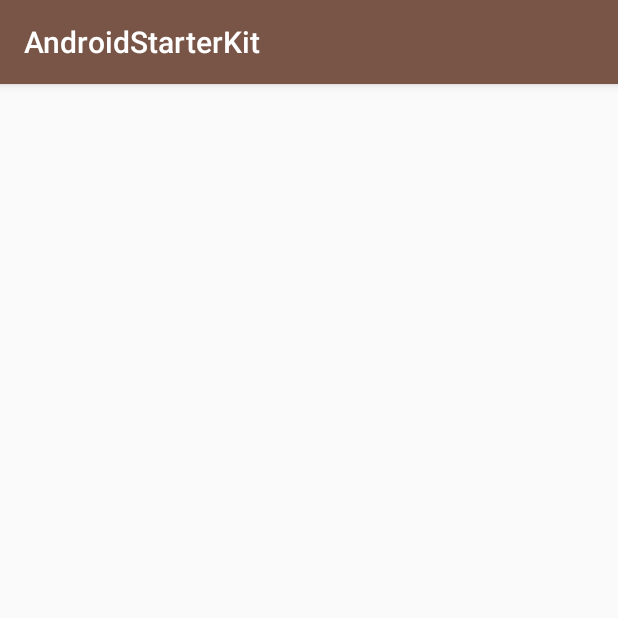
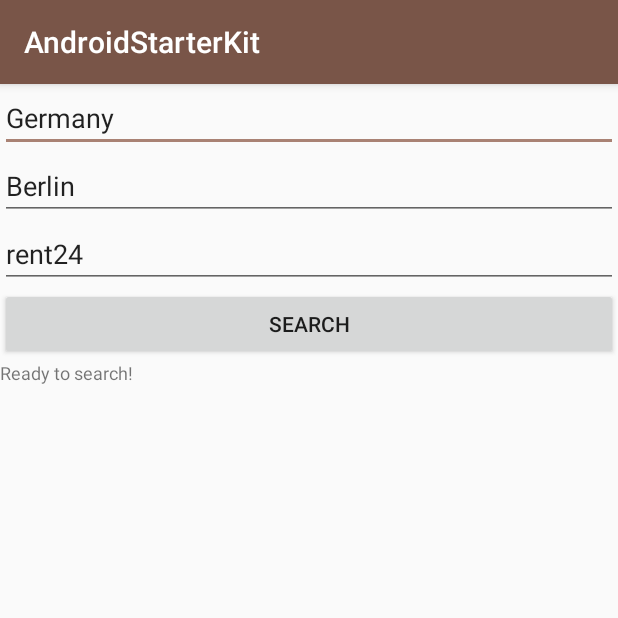
Before and after one commit to code-schreiber/Cowork, an Android app: the screen it shows after launch (CoworkActivity), on a phone screen of 412 x 824 dp, the top half of it. Run offline under Robolectric (Android 15) with nearby library versions, the phone set to English and light mode, and no system bars; our stand-ins replace Dagger/Hilt's generated code, RxJava, Timber.

Commit message:
Adds layout elements for activity

```diff
--- a/app/src/main/res/layout/activity_cowork.xml
+++ b/app/src/main/res/layout/activity_cowork.xml
@@ -5,4 +5,46 @@
     android:layout_height="match_parent"
     tools:context="com.toolslab.cowork.view.main.CoworkActivity">
 
+    <LinearLayout
+        android:layout_width="match_parent"
+        android:layout_height="match_parent"
+        android:orientation="vertical">
+
+        <EditText
+            android:id="@+id/activity_cowork_country_edit_text"
+            android:layout_width="match_parent"
+            android:layout_height="wrap_content"
+            android:label="country comes here"
+            android:text="Germany" />
+
+        <EditText
+            android:id="@+id/activity_cowork_city_edit_text"
+            android:layout_width="match_parent"
+            android:layout_height="wrap_content"
+            android:label="city comes here"
+            android:text="Berlin" />
+
+        <EditText
+            android:id="@+id/activity_cowork_space_edit_text"
+            android:layout_width="match_parent"
+            android:layout_height="wrap_content"
+            android:label="space comes here"
+            android:text="rent24" />
+
+        <Button
+            android:id="@+id/activity_cowork_search_button"
+            android:layout_width="match_parent"
+            android:layout_height="wrap_content"
+            android:text="Search" />
+
+        <TextView
+            android:id="@+id/activity_cowork_text_view"
+            android:layout_width="match_parent"
+            android:layout_height="match_parent"
+            android:maxLines="999999"
+            android:scrollbars="vertical"
+            android:textSize="@dimen/font_small"
+            tools:text="text comes here" />
+    </LinearLayout>
+
 </android.support.constraint.ConstraintLayout>
```
